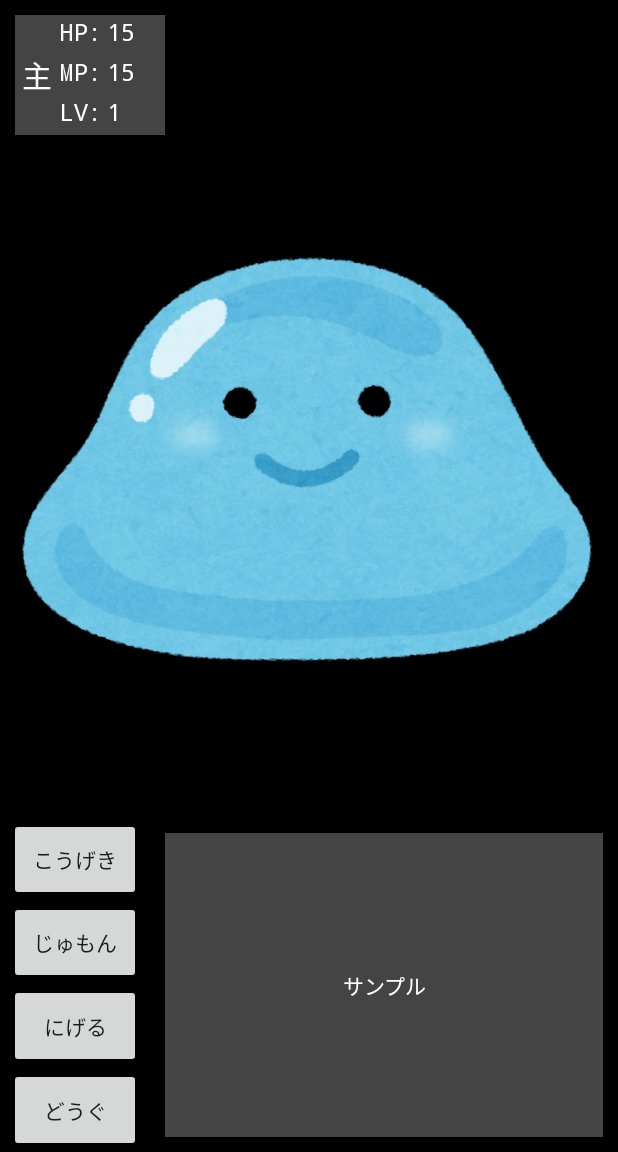
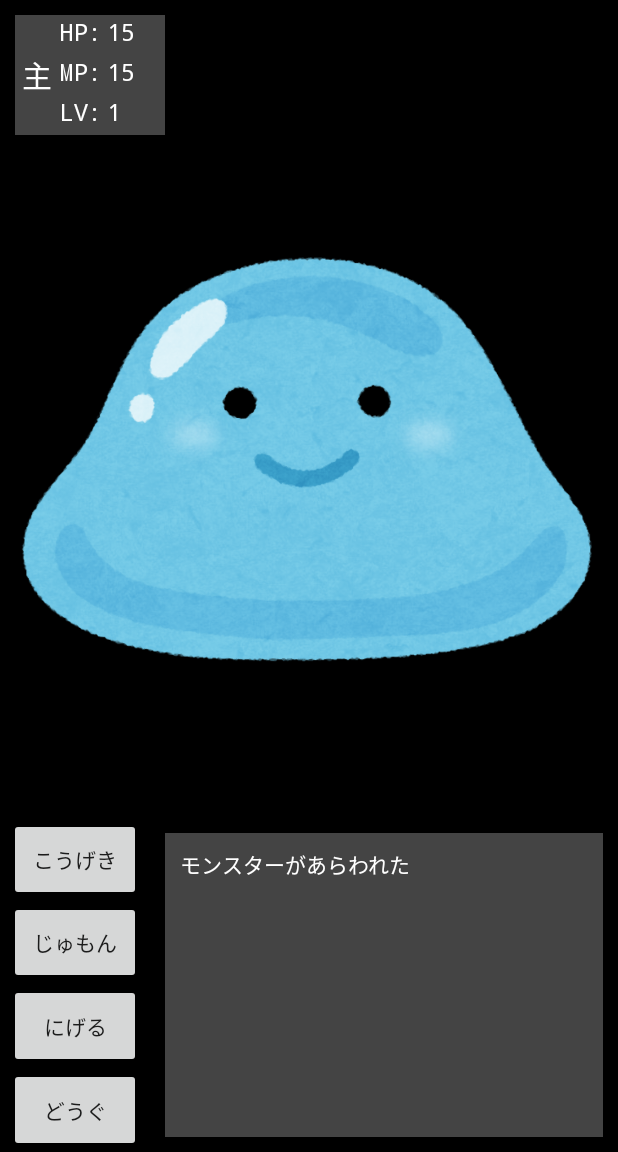
Before and after one commit to wat128/RPG01_for_Android, an Android app: the Battle screen opened directly, with no data from a screen before it, on a phone screen of 412 x 824 dp, the part 84-1236 px from its top. Run offline under Robolectric (Android 15) with nearby library versions, the phone set to English and light mode, and no system bars.

Commit message:
バトル画面のメッセージボックスの調整 & テキスト反映

```diff
--- a/app/src/main/java/com/wat128/rpg01_for_android/Battle.java
+++ b/app/src/main/java/com/wat128/rpg01_for_android/Battle.java
@@ -54,5 +54,7 @@ public class Battle extends AppCompatActivity {
         ImageView enemyImage = findViewById(R.id.enemyImage);
         enemyImage.setImageResource(enemy.getImageId());
 
+        TextView msgBoxView = findViewById(R.id.msg_box);
+        msgBoxView.setText("モンスターがあらわれた");
     }
 }
--- a/app/src/main/res/layout/battle.xml
+++ b/app/src/main/res/layout/battle.xml
@@ -151,15 +151,24 @@
 
             </LinearLayout>
 
-            <TextView
+            <FrameLayout
                 android:layout_width="match_parent"
-                android:layout_height="match_parent"
-                android:background="#444"
-                android:text="サンプル"
-                android:textColor="#fff"
-                android:gravity="center"
-                android:layout_margin="10dp"/>
+                android:layout_height="match_parent">
 
+                <View
+                    android:layout_width="match_parent"
+                    android:layout_height="match_parent"
+                    android:background="#444"
+                    android:layout_margin="10dp"/>
+
+                <TextView
+                    android:id="@+id/msg_box"
+                    android:layout_width="match_parent"
+                    android:layout_height="match_parent"
+                    android:textColor="#fff"
+                    android:layout_margin="20dp"/>
+
+            </FrameLayout>
         </LinearLayout>
 
     </LinearLayout>
```
